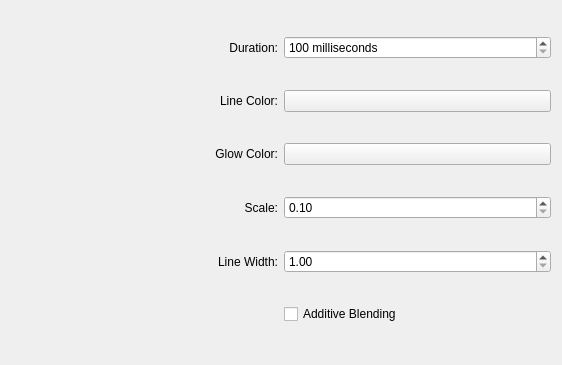
The window that kwin/apparition/config.ui (Schneegans/Burn-My-Windows) describes before a commit, drawn with Qt 5.
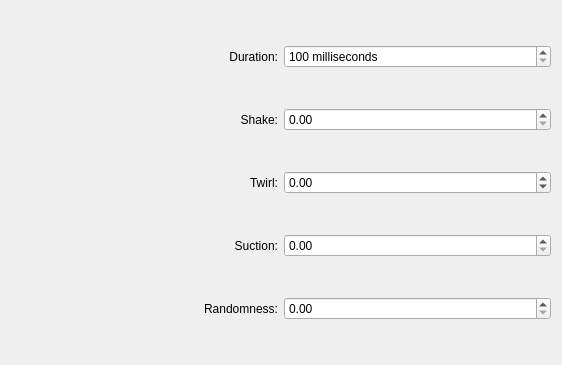
The same window after the commit. Custom widgets are drawn as their Qt base class.

```diff
--- a/kwin/apparition/config.ui
+++ b/kwin/apparition/config.ui
@@ -11,33 +11,13 @@
    </rect>
   </property>
   <layout class="QGridLayout" name="gridLayout">
-   <item row="1" column="0">
-    <widget class="QLabel" name="label_2">
-     <property name="text">
-      <string>Line Color:</string>
-     </property>
-     <property name="alignment">
-      <set>Qt::AlignRight|Qt::AlignTrailing|Qt::AlignVCenter</set>
-     </property>
-    </widget>
-   </item>
    <item row="4" column="1">
     <widget class="QDoubleSpinBox" name="kcfg_LineWidth">
      <property name="minimum">
+      <double>0.000000000000000</double>
+     </property>
+     <property name="maximum">
       <double>1.000000000000000</double>
-     </property>
-     <property name="maximum">
-      <double>5.000000000000000</double>
-     </property>
-    </widget>
-   </item>
-   <item row="3" column="1">
-    <widget class="QDoubleSpinBox" name="kcfg_Scale">
-     <property name="minimum">
-      <double>0.100000000000000</double>
-     </property>
-     <property name="maximum">
-      <double>10.000000000000000</double>
      </property>
     </widget>
    </item>
@@ -57,10 +37,20 @@
      </property>
     </widget>
    </item>
+   <item row="3" column="0">
+    <widget class="QLabel" name="label_3">
+     <property name="text">
+      <string>Suction:</string>
+     </property>
+     <property name="alignment">
+      <set>Qt::AlignRight|Qt::AlignTrailing|Qt::AlignVCenter</set>
+     </property>
+    </widget>
+   </item>
    <item row="2" column="0">
     <widget class="QLabel" name="label_4">
      <property name="text">
-      <string>Glow Color:</string>
+      <string>Twirl:</string>
      </property>
      <property name="alignment">
       <set>Qt::AlignRight|Qt::AlignTrailing|Qt::AlignVCenter</set>
@@ -70,13 +60,33 @@
    <item row="4" column="0">
     <widget class="QLabel" name="label_5">
      <property name="text">
-      <string>Line Width:</string>
+      <string>Randomness:</string>
      </property>
      <property name="alignment">
       <set>Qt::AlignRight|Qt::AlignTrailing|Qt::AlignVCenter</set>
      </property>
     </widget>
    </item>
+   <item row="1" column="0">
+    <widget class="QLabel" name="label_2">
+     <property name="text">
+      <string>Shake:</string>
+     </property>
+     <property name="alignment">
+      <set>Qt::AlignRight|Qt::AlignTrailing|Qt::AlignVCenter</set>
+     </property>
+    </widget>
+   </item>
+   <item row="3" column="1">
+    <widget class="QDoubleSpinBox" name="kcfg_Suction">
+     <property name="minimum">
+      <double>0.000000000000000</double>
+     </property>
+     <property name="maximum">
+      <double>1.000000000000000</double>
+     </property>
+    </widget>
+   </item>
    <item row="0" column="0">
     <widget class="QLabel" name="label">
      <property name="text">
@@ -87,46 +97,25 @@
      </property>
     </widget>
    </item>
-   <item row="3" column="0">
-    <widget class="QLabel" name="label_3">
-     <property name="text">
-      <string>Scale:</string>
-     </property>
-     <property name="alignment">
-      <set>Qt::AlignRight|Qt::AlignTrailing|Qt::AlignVCenter</set>
-     </property>
-    </widget>
-   </item>
-   <item row="5" column="1">
-    <widget class="QCheckBox" name="kcfg_AdditiveBlending">
-     <property name="text">
-      <string>Additive Blending</string>
-     </property>
-    </widget>
-   </item>
    <item row="2" column="1">
-    <widget class="KColorButton" name="kcfg_GlowColor">
-     <property name="alphaChannelEnabled">
-      <bool>true</bool>
+    <widget class="QDoubleSpinBox" name="kcfg_Twirl">
+     <property name="minimum">
+      <double>-10.000000000000000</double>
+     </property>
+     <property name="maximum">
+      <double>10.000000000000000</double>
      </property>
     </widget>
    </item>
    <item row="1" column="1">
-    <widget class="KColorButton" name="kcfg_LineColor">
-     <property name="alphaChannelEnabled">
-      <bool>true</bool>
+    <widget class="QDoubleSpinBox" name="kcfg_Shake">
+     <property name="maximum">
+      <double>10.000000000000000</double>
      </property>
     </widget>
    </item>
   </layout>
  </widget>
- <customwidgets>
-  <customwidget>
-   <class>KColorButton</class>
-   <extends>QPushButton</extends>
-   <header>kcolorbutton.h</header>
-  </customwidget>
- </customwidgets>
  <resources />
  <connections />
 </ui>
```
Left out of the diff: 2 changed lines with no effect on the pictures.
